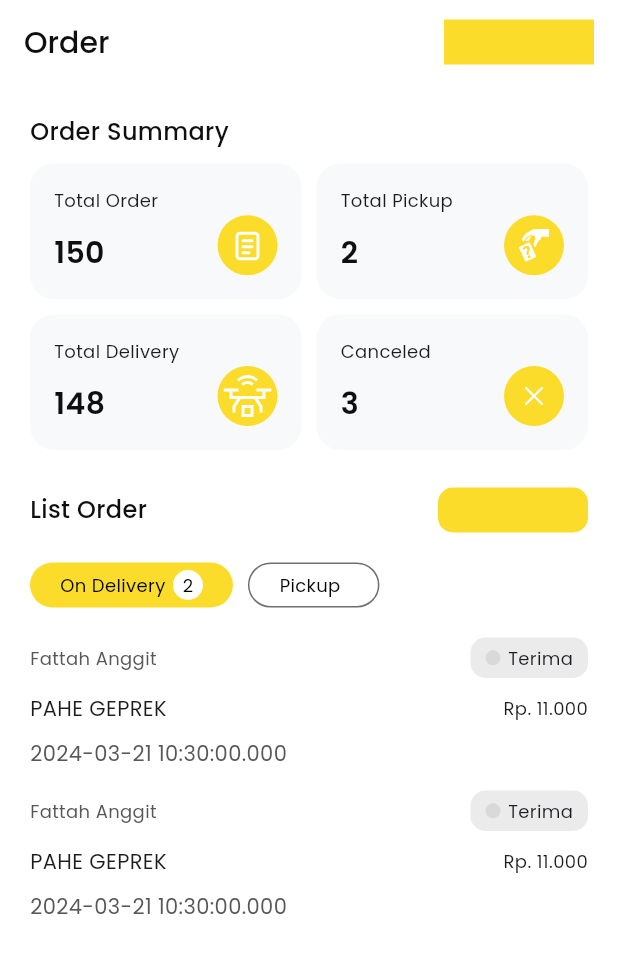
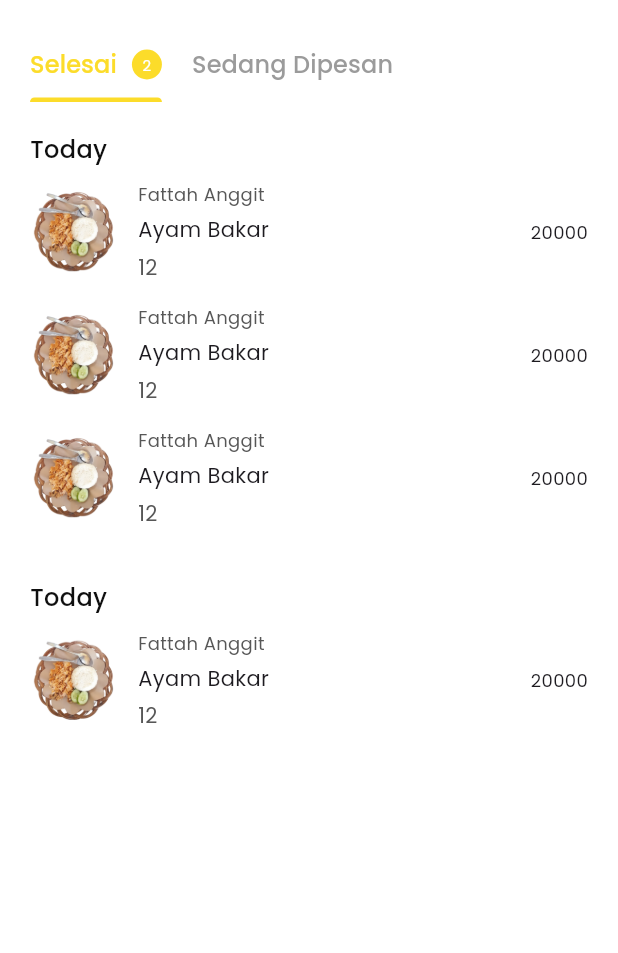
Before and after one commit to Fadzaa/ayamku-admin, a Flutter app: the screen it shows after launch, on a phone screen of 412 x 824 dp. Shown: the top 953 px of the screen. Run offline on Flutter 3.47's test engine with Material 3 defaults, Android fonts, the phone set to English and light mode, and no system bars; our stand-ins replace flutter_svg, get, google_fonts.

Commit message:
feat: [FA] add history page admin

```diff
--- /dev/null
+++ b/lib/app/pages/features/history_page/history_page_binding.dart
@@ -0,0 +1,9 @@
+import 'package:get/get.dart';
+import 'history_page_controller.dart';
+
+class HistoryPageBinding extends Bindings {
+  @override
+  void dependencies() {
+    Get.lazyPut<HistoryPageController>(() => HistoryPageController());
+  }
+}
--- /dev/null
+++ b/lib/app/pages/features/history_page/history_page_controller.dart
@@ -0,0 +1,22 @@
+import 'package:flutter/material.dart';
+import 'package:get/get.dart';
+
+
+class HistoryPageController extends GetxController with SingleGetTickerProviderMixin {
+
+  TabController? tabController;
+
+  @override
+  void onInit() {
+    super.onInit();
+    tabController = TabController(length: 2, vsync: this );
+  }
+
+  @override
+  void dispose() {
+    // TODO: implement dispose
+    super.dispose();
+    tabController!.dispose();
+  }
+
+}
--- /dev/null
+++ b/lib/app/pages/features/history_page/history_page_view.dart
@@ -0,0 +1,110 @@
+import 'package:ayamku_admin/app/pages/features/history_page/history_page_controller.dart';
+import 'package:ayamku_admin/app/pages/features/history_page/items/item_order_vertical.dart';
+import 'package:ayamku_admin/app/pages/features/history_page/model/data/history_data.dart';
+import 'package:flutter/material.dart';
+import 'package:get/get.dart';
+
+import '../../../../common/theme.dart';
+
+
+class HistoryPageView extends GetView<HistoryPageController> {
+  const HistoryPageView({super.key});
+
+  @override
+  Widget build(BuildContext context) {
+    return Scaffold(
+      backgroundColor: baseColor,
+      body: SafeArea(
+        child: Padding(
+          padding: const EdgeInsets.all(20.0),
+          child: Column(
+            crossAxisAlignment: CrossAxisAlignment.start,
+            children: [
+              TabBar(
+                  indicatorColor: primaryColor,
+                  labelColor: primaryColor,
+                  unselectedLabelColor: const Color(0xFF707070).withOpacity(0.7),
+                  labelStyle: txtButtonTab,
+                  unselectedLabelStyle: txtButtonTab,
+                  dividerColor: Colors.transparent,
+                  tabAlignment: TabAlignment.start,
+                  labelPadding: const EdgeInsets.only(right: 20),
+                  overlayColor: MaterialStateProperty.all(Colors.transparent),
+                  isScrollable: true,
+                  controller: controller.tabController,
+                  tabs:  [
+                    Tab(child: Row(
+                      children: [
+                        const Text("Selesai"),
+                        const SizedBox(width: 10,),
+                        history_data.length > 0 ? Container(
+                          width: 20,
+                          height: 20,
+                          decoration: const BoxDecoration(
+                            color: primaryColor,
+                            shape: BoxShape.circle
+                          ),
+                          child: Center(child: Text(history_data.length.toString(), style: txtNavbar.copyWith(color: Colors.white),)),
+                        ) : Container()
+                      ],
+                    )),
+                    Tab(text: "Sedang Dipesan"),
+                  ]
+              ),
+
+              const SizedBox(height: 20,),
+
+              Expanded(
+                child: TabBarView(
+                    controller: controller.tabController,
+                    children:  const [
+                      OrderCompleteView(),
+                      OrderCompleteView(),
+                    ]
+                ),
+              )
+            ],
+          ),
+        ),
+      )
+    );
+  }
+}
+
+class OrderCompleteView extends StatelessWidget {
+  const OrderCompleteView({super.key});
+
+  @override
+  Widget build(BuildContext context) {
+
+    return ListView.builder(
+        itemCount: history_data.length,
+        shrinkWrap: true,
+        physics: const NeverScrollableScrollPhysics(),
+        itemBuilder: (context,index) =>
+            Column(
+              crossAxisAlignment: CrossAxisAlignment.start,
+              children: [
+                Text("Today", style: txtHeadline3),
+
+                const SizedBox(height: 10,),
+
+                ListView.builder(
+                    itemCount: history_data[index].menu.length,
+                    shrinkWrap: true,
+                    physics: const NeverScrollableScrollPhysics(),
+                    itemBuilder: (context, indexMenu) =>
+                        ItemHistoryVertical(
+                          username: history_data[index].menu[indexMenu].username,
+                          orderTime: history_data[index].menu[indexMenu].date,
+                          orderStatus: OrderStatus.done,
+                          orderPrice: history_data[index].menu[indexMenu].price,
+                          orderName: history_data[index].menu[indexMenu].orderFood,
+                        )
+                ),
+                const SizedBox(height: 20,)
+              ],
+            )
+    );
+  }
+}
--- /dev/null
+++ b/lib/app/pages/features/history_page/items/item_order_vertical.dart
@@ -0,0 +1,71 @@
+import 'package:ayamku_admin/common/constant.dart';
+import 'package:ayamku_admin/common/theme.dart';
+import 'package:flutter/material.dart';
+
+class ItemHistoryVertical extends StatelessWidget {
+  const ItemHistoryVertical({
+    super.key,
+    required this.username,
+    required this.orderName,
+    required this.orderTime,
+    required this.orderPrice,
+    required this.orderStatus,
+  });
+
+  final String username, orderName;
+  final String orderTime;
+  final int orderPrice;
+  final OrderStatus orderStatus;
+
+
+  @override
+  Widget build(BuildContext context) {
+    return Container(
+      margin: const EdgeInsets.only(bottom: 15),
+      child: Row(
+        mainAxisAlignment: MainAxisAlignment.spaceBetween,
+        crossAxisAlignment: CrossAxisAlignment.center,
+        children: [
+
+          Row(
+            crossAxisAlignment: CrossAxisAlignment.center,
+            children: [
+              Image.asset(sampleImage, width: 57, height: 57),
+
+              const SizedBox(width: 15),
+
+              Column(
+                crossAxisAlignment: CrossAxisAlignment.start,
+                children: [
+                  Text(username, style: txtCaption.copyWith(color: blackColor40),),
+
+                  const SizedBox(height: 5,),
+
+                  Text(orderName, style: txtSecondaryTitle,),
+
+                  const SizedBox(height: 5,),
+
+                  Text(orderTime.toString(), style: txtSecondaryTitle.copyWith(color: blackColor40),),
+
+
+                ],
+              )
+            ]
+          ),
+
+          Text(orderPrice.toString(), style: txtCaption)
+
+
+        ],
+      ),
+    );
+  }
+}
+
+
+enum OrderStatus {
+  onGoing,
+  done,
+  cancel,
+  waiting,
+}
--- /dev/null
+++ b/lib/app/pages/features/history_page/model/data/history_data.dart
@@ -0,0 +1,44 @@
+import 'package:ayamku_admin/app/pages/features/history_page/model/model/menu.dart';
+import 'package:ayamku_admin/common/constant.dart';
+import '../model/history.dart';
+
+final List <History> history_data = [
+  History(
+      date: DateTime.monthsPerYear.toString(),
+      menu: [
+        Menu(
+            image: sampleImage,
+            username: "Fattah Anggit",
+            orderFood: "Ayam Bakar",
+            price: 20000,
+            date: DateTime.monthsPerYear.toString()
+        ),
+        Menu(
+            image: sampleImage,
+            username: "Fattah Anggit",
+            orderFood: "Ayam Bakar",
+            price: 20000,
+            date: DateTime.monthsPerYear.toString()
+        ),
+        Menu(
+            image: sampleImage,
+            username: "Fattah Anggit",
+            orderFood: "Ayam Bakar",
+            price: 20000,
+            date: DateTime.monthsPerYear.toString()
+        ),
+      ]
+  ),
+  History(
+      date: DateTime.monthsPerYear.toString(),
+      menu: [
+        Menu(
+            image: sampleImage,
+            username: "Fattah Anggit",
+            orderFood: "Ayam Bakar",
+            price: 20000,
+            date: DateTime.monthsPerYear.toString()
+        ),
+      ]
+  ),
+];
--- /dev/null
+++ b/lib/app/pages/features/history_page/model/data/menu_data.dart
@@ -0,0 +1,2 @@
+import 'package:ayamku_admin/app/pages/features/history_page/model/model/menu.dart';
+import 'package:ayamku_admin/common/constant.dart';
--- /dev/null
+++ b/lib/app/pages/features/history_page/model/model/history.dart
@@ -0,0 +1,13 @@
+import 'package:ayamku_admin/app/pages/features/history_page/model/model/menu.dart';
+
+class History {
+  final String date;
+  final List<Menu> menu;
+
+
+  History({
+    required this.date,
+    required this.menu
+  });
+
+}
--- /dev/null
+++ b/lib/app/pages/features/history_page/model/model/menu.dart
@@ -0,0 +1,14 @@
+class Menu {
+  final String image, username, orderFood, date;
+  final int price;
+
+
+  Menu({
+    required this.image,
+    required this.username,
+    required this.orderFood,
+    required this.price,
+    required this.date
+  });
+
+}
--- a/lib/app/router/app_pages.dart
+++ b/lib/app/router/app_pages.dart
@@ -1,3 +1,5 @@
+import 'package:ayamku_admin/app/pages/features/history_page/history_page_binding.dart';
+import 'package:ayamku_admin/app/pages/features/history_page/history_page_view.dart';
 import 'package:ayamku_admin/app/pages/features/home_page/home_page_binding.dart';
 import 'package:ayamku_admin/app/pages/features/home_page/home_page_view.dart';
 import 'package:ayamku_admin/app/pages/features/order_page/order_page_binding.dart';
@@ -13,7 +15,7 @@ class AppPages {
 
   AppPages._();
 
-  static const INITIAL = Routes.ORDER_PAGE;
+  static const INITIAL = Routes.HISTORY_PAGE;
 
   static final routes = [
     GetPage(
@@ -35,6 +37,12 @@ class AppPages {
       binding: OrderPageBinding(),
       transition: Transition.noTransition,
     ),
+    GetPage(
+      name: _Paths.HISTORY_PAGE,
+      page: () => const HistoryPageView(),
+      binding: HistoryPageBinding(),
+      transition: Transition.noTransition,
+    ),
 
 
   ];
--- a/lib/app/router/app_routes.dart
+++ b/lib/app/router/app_routes.dart
@@ -6,6 +6,7 @@ abstract class Routes {
   static const HOME_PAGE = _Paths.HOME_PAGE;
   static const LOGIN_PAGE = _Paths.LOGIN_PAGE;
   static const ORDER_PAGE = _Paths.ORDER_PAGE;
+  static const HISTORY_PAGE = _Paths.HISTORY_PAGE;
 }
 
 abstract class _Paths {
@@ -14,6 +15,7 @@ abstract class _Paths {
   static const HOME_PAGE = '/home-page';
   static const LOGIN_PAGE = '/login-page';
   static const ORDER_PAGE = '/order-page';
+  static const HISTORY_PAGE = '/history-page';
 
 
 }
--- a/lib/common/constant.dart
+++ b/lib/common/constant.dart
@@ -8,6 +8,7 @@ String icHistory = '${images}ic_history.png';
 String icProduct = '${images}ic_product.png';
 String icPromo = '${images}ic_promo.png';
 String icVoucher = '${images}ic_voucher.png';
+String sampleImage = '${images}sample_image.png';
 
 
 //CONSTANT SVG
```
Also changed, not shown: assets/image/sample_image.png (added).
